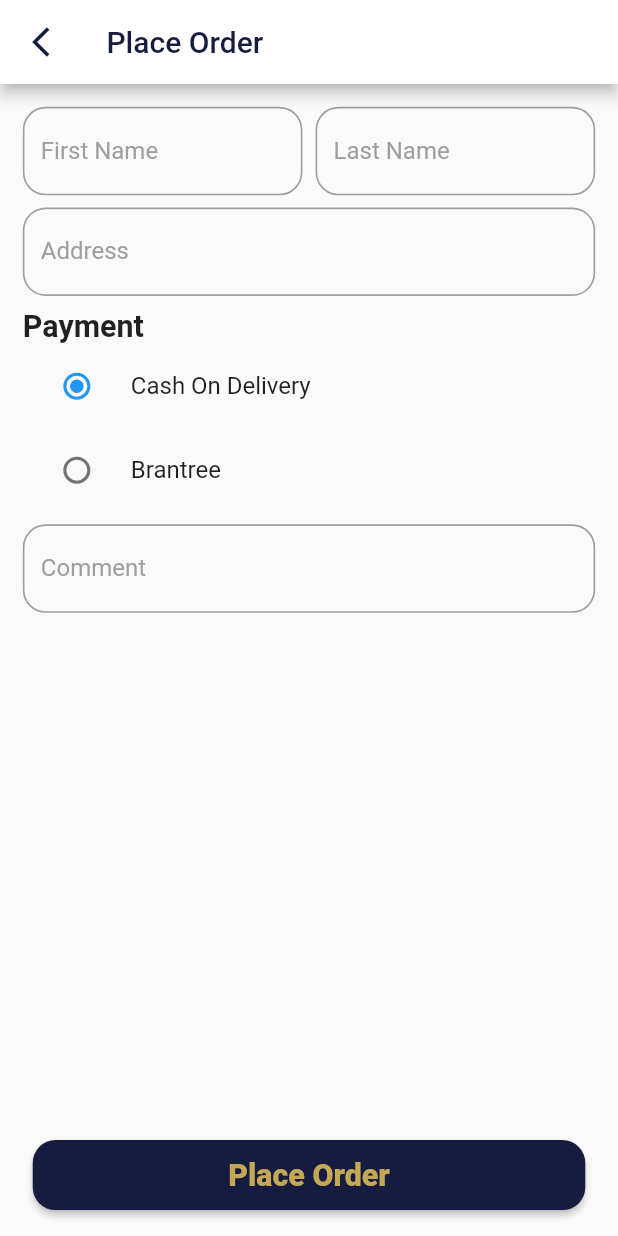
After one commit to obeidareda37/food_order, a Flutter app: the PlaceOrderScreen screen opened by its route, on a phone screen of 412 x 824 dp. The commit adds this screen. Run offline on Flutter 3.47's test engine with Material 2 defaults, Android fonts, the phone set to English and light mode, and no system bars; our stand-ins replace badges, cached_network_image, carousel_slider, cloud_firestore, easy_localization, email_validator and 9 more; missing offline and left inert: flutter_elegant_number_button; accounts and stored records are empty.

Commit message:
update placeOrder

```diff
--- a/lib/const/const_text.dart
+++ b/lib/const/const_text.dart
@@ -1,2 +1,12 @@
 const LOGOUT_TITLE = 'Logout!';
 const LOGOUT_CONTENT = 'Do you want to logout?';
+const COD_VAL = 'COD';
+const COD_TEXT ='Cash On Delivery';
+const BRAINTREE_VAL = 'Brantree';
+const BRAINTREE_TEXT = 'Brantree';
+const COMMENT_TEXT = 'Comment';
+const FIRST_NAME = 'First Name';
+const LAST_NAME = 'Last Name';
+const ADDRESS_TEXT = 'Address';
+const PAYMENT_TEXT = 'Payment';
+const PLACE_ORDER_TEXT = 'Place Order';
--- a/lib/const/reference_database.dart
+++ b/lib/const/reference_database.dart
@@ -2,3 +2,4 @@ const RESTAURANT_REF = 'Restaurant';
 const MOST_POPULAR_REF = 'MostPopular';
 const BEST_DEALS_REF = 'BestDeals';
 const CATEGORY_REF = 'Category';
+const ORDER_REF = 'Order';
--- a/lib/main.dart
+++ b/lib/main.dart
@@ -14,6 +14,7 @@ import 'package:fastfood_app/view/home_screens/food_list_screen.dart';
 import 'package:fastfood_app/view/home_screens/home_restaurant_page.dart';
 import 'package:fastfood_app/view/home_screens/home_screen.dart';
 import 'package:fastfood_app/view/onboarding_screen/onboarding_screen.dart';
+import 'package:fastfood_app/view/place_order_screen/place_order_screen.dart';
 import 'package:fastfood_app/view/splash_screen/splash_screen.dart';
 import 'package:firebase_core/firebase_core.dart';
 import 'package:flutter/material.dart';
@@ -69,6 +70,7 @@ class MyApp extends StatelessWidget {
             FoodListScreen.routeName: (context) => FoodListScreen(),
             FoodDetailsScreen.routeName: (context) => FoodDetailsScreen(),
             CartScreen.routeName: (context) => CartScreen(),
+            PlaceOrderScreen.routeName: (context) => PlaceOrderScreen(),
           },
           home: App(),
         ),
--- /dev/null
+++ b/lib/model/restaurant_model/order_model.dart
@@ -0,0 +1,78 @@
+import 'package:fastfood_app/model/restaurant_model/cart_model.dart';
+
+class OrderModel {
+  String? userId;
+  String? restaurantId;
+  String? userName;
+  String? userPhone;
+  String? shippingAddress;
+  String? comment;
+  String? orderNumber;
+  double? totalPayment;
+  double? finalPayment;
+  double? shippingCost;
+  double? discount;
+  bool? isCod = false;
+  int? orderStatus = 0;
+  int? createdDate = 0;
+  List<CartModel>? cartItemList = List.empty(growable: true);
+
+  OrderModel({
+    this.userId,
+    this.restaurantId,
+    this.userName,
+    this.userPhone,
+    this.shippingAddress,
+    this.comment,
+    this.orderNumber,
+    this.totalPayment,
+    this.finalPayment,
+    this.shippingCost,
+    this.discount,
+    this.isCod,
+    this.orderStatus,
+    this.createdDate,
+    this.cartItemList,
+  });
+
+  OrderModel.fromJson(Map<String, dynamic> json) {
+    userId = json['userId'];
+    restaurantId = json['restaurantId'];
+    userName = json['userName'];
+    userPhone = json['userPhone'];
+    shippingAddress = json['shippingAddress'];
+    comment = json['comment'];
+    orderNumber = json['orderNumber'];
+    totalPayment = double.parse(json['totalPayment'].toString());
+    finalPayment = double.parse(json['finalPayment'].toString());
+    shippingCost = double.parse(json['shippingCost'].toString());
+    discount = double.parse(json['discount'].toString());
+    isCod = json['isCod'] as bool;
+    orderStatus = int.parse(json['orderStatus'].toString());
+    if (json['cartItemList'] != null) {
+      json['cartItemList'].forEach((v) {
+        cartItemList!.add(CartModel.fromJson(v));
+      });
+    }
+  }
+
+  Map<String, dynamic> toJson() {
+    final data = Map<String, dynamic>();
+    data['userId'] = this.userId;
+    data['restaurantId'] = this.restaurantId;
+    data['userPhone'] = this.userPhone;
+    data['userName'] = this.userName;
+    data['shippingAddress'] = this.shippingAddress;
+    data['comment'] = this.comment;
+    data['orderNumber'] = this.orderNumber;
+    data['totalPayment'] = this.totalPayment;
+    data['finalPayment'] = this.finalPayment;
+    data['shippingCost'] = this.shippingCost;
+    data['discount'] = this.discount;
+    data['isCod'] = this.isCod;
+    data['orderStatus'] = this.orderStatus;
+    data['cartItemList'] = this.cartItemList!.map((e) => e.toJson()).toList();
+    data['createdDate'] = this.createdDate;
+    return data;
+  }
+}
--- a/lib/provider/cart_provider.dart
+++ b/lib/provider/cart_provider.dart
@@ -1,19 +1,28 @@
 import 'dart:convert';
+import 'dart:math';
 
 import 'package:fastfood_app/const/cart_consts.dart';
 import 'package:fastfood_app/helpers/auth_helpers.dart';
+import 'package:fastfood_app/helpers/firebase_realtime_helpers.dart';
 import 'package:fastfood_app/model/restaurant_model/cart_model.dart';
 import 'package:fastfood_app/model/restaurant_model/food_model.dart';
+import 'package:fastfood_app/model/restaurant_model/order_model.dart';
 import 'package:flutter/material.dart';
 import 'package:get_storage/get_storage.dart';
 
 class CartProvider with ChangeNotifier {
+  TextEditingController fNameController = TextEditingController();
+  TextEditingController lNameController = TextEditingController();
+  TextEditingController addressController = TextEditingController();
+  TextEditingController commentController = TextEditingController();
+  bool isSuccess = false;
+
   List<CartModel> cart = List<CartModel>.empty(growable: true);
   final box = GetStorage();
 
   getCart(String restaurantId) => cart.where((element) =>
       element.restaurantId == restaurantId &&
-      element.userUid == AuthHelpers.authHelpers.getUserId());
+      element.userUid == AuthHelpers.authHelpers.getUserId()).toList();
 
   addToCart(
     FoodModel foodModel,
@@ -109,9 +118,37 @@ class CartProvider with ChangeNotifier {
   //   }
   // }
 
+  restController() {
+    fNameController.clear();
+    lNameController.clear();
+    addressController.clear();
+    commentController.clear();
+  }
+
   getCartNeedUpdate(CartModel cartItem, String restaurantId) =>
       cart.firstWhere((element) =>
           element.id == cartItem.id &&
           element.restaurantId == restaurantId &&
           element.userUid == cartItem.userUid);
+
+  writeOrderToFirebase(OrderModel orderModel) async {
+    try {
+      await FirebaseRealTimeHelpers.realTimeHelpers
+          .writeOrderToFirebase(orderModel);
+      restController();
+      isSuccess = true;
+      notifyListeners();
+    } on Exception catch (e) {
+      isSuccess = false;
+      notifyListeners();
+    }
+  }
+
+  int createOrderNumber(int original) {
+    return original + new Random().nextInt(1000);
+  }
+
+  double calculateFinalPayment(double subTotal, double discount) {
+    return subTotal - (subTotal * (discount / 100));
+  }
 }
--- /dev/null
+++ b/lib/view/place_order_screen/place_order_screen.dart
@@ -0,0 +1,272 @@
+import 'package:fastfood_app/const/colors.dart';
+import 'package:fastfood_app/const/const_text.dart';
+import 'package:fastfood_app/model/restaurant_model/order_model.dart';
+import 'package:fastfood_app/provider/cart_provider.dart';
+import 'package:fastfood_app/provider/restaurnt_provider.dart';
+import 'package:fastfood_app/service/custom_dialog.dart';
+import 'package:fastfood_app/service/route_helpers.dart';
+import 'package:fastfood_app/service/server_item_offset.dart';
+import 'package:fastfood_app/widget/custom_button/custom_button_widget.dart';
+import 'package:fastfood_app/widget/custom_text.dart';
+import 'package:fastfood_app/widget/custom_text_field/custom_text_field.dart';
+import 'package:flutter/cupertino.dart';
+import 'package:flutter/material.dart';
+import 'package:flutter_screenutil/flutter_screenutil.dart';
+import 'package:provider/provider.dart';
+
+class PlaceOrderScreen extends StatefulWidget {
+  static const routeName = 'PlaceOrderScreen';
+  var paymentSelected = 'COD';
+
+  @override
+  State<PlaceOrderScreen> createState() => _PlaceOrderScreenState();
+}
+
+class _PlaceOrderScreenState extends State<PlaceOrderScreen> {
+  FocusNode? fNameFocusNode;
+  FocusNode? lNameFocusNode;
+  FocusNode? addressFocusNode;
+  FocusNode? commentFocusNode;
+  GlobalKey<FormState> formKey = GlobalKey<FormState>();
+
+  void _requestFocus(focus) {
+    setState(() {
+      FocusScope.of(context).requestFocus(focus);
+    });
+  }
+
+  @override
+  void initState() {
+    super.initState();
+    fNameFocusNode = FocusNode();
+    lNameFocusNode = FocusNode();
+    addressFocusNode = FocusNode();
+    commentFocusNode = FocusNode();
+  }
+
+  @override
+  Widget build(BuildContext context) {
+    return SafeArea(
+      child: Consumer2<CartProvider, RestaurantProvider>(
+        builder: (context, cartProvider, restProvider, x) {
+          return Scaffold(
+            appBar: AppBar(
+              backgroundColor: Colors.white,
+              title: CustomText(
+                text: PLACE_ORDER_TEXT,
+                colorText: ColorConst.primaryColor,
+              ),
+              leading: IconButton(
+                onPressed: () {
+                  RouteHelper.routeHelper.back();
+                },
+                icon: Icon(
+                  Icons.arrow_back_ios_outlined,
+                  color: ColorConst.primaryColor,
+                ),
+              ),
+              leadingWidth: 50.w,
+            ),
+            body: Form(
+              key: formKey,
+              child: Padding(
+                padding: EdgeInsets.all(15.h),
+                child: Column(
+                  crossAxisAlignment: CrossAxisAlignment.start,
+                  children: [
+                    Row(
+                      children: [
+                        Expanded(
+                          child: CustomTextFormField(
+                            controller: cartProvider.fNameController,
+
+                            onChange: (value) {},
+                            borderRadius: 15.r,
+                            labelText: FIRST_NAME,
+                            requestFocus: () {
+                              _requestFocus(fNameFocusNode);
+                            },
+                            // controller: provider.emailController,
+                            myFocusNode: fNameFocusNode,
+                            validate: (value) {
+                              if (value!.isEmpty || value == '') {
+                                return 'Please Enter First Name';
+                              }
+
+                              return null;
+                            },
+                          ),
+                        ),
+                        SizedBox(
+                          width: 8.w,
+                        ),
+                        Expanded(
+                          child: CustomTextFormField(
+                            controller: cartProvider.lNameController,
+
+                            onChange: (value) {},
+                            borderRadius: 15.r,
+                            labelText: LAST_NAME,
+                            requestFocus: () {
+                              _requestFocus(lNameFocusNode);
+                            },
+                            // controller: provider.emailController,
+                            myFocusNode: lNameFocusNode,
+                            validate: (value) {
+                              if (value!.isEmpty || value == '') {
+                                return 'Please Enter last Name';
+                              }
+                              return null;
+                            },
+                          ),
+                        ),
+                      ],
+                    ),
+                    SizedBox(
+                      height: 8.h,
+                    ),
+                    Column(
+                      crossAxisAlignment: CrossAxisAlignment.start,
+                      children: [
+                        CustomTextFormField(
+                          controller: cartProvider.addressController,
+                          onChange: (value) {},
+                          borderRadius: 15.r,
+                          labelText: ADDRESS_TEXT,
+                          requestFocus: () {
+                            _requestFocus(addressFocusNode);
+                          },
+                          // controller: provider.emailController,
+                          myFocusNode: addressFocusNode,
+                          validate: (value) {
+                            if (value!.isEmpty || value == '') {
+                              return 'Please Enter Your Address';
+                            }
+
+                            return null;
+                          },
+                        ),
+                      ],
+                    ),
+                    SizedBox(
+                      height: 8.h,
+                    ),
+                    Column(
+                      crossAxisAlignment: CrossAxisAlignment.start,
+                      children: [
+                        CustomText(
+                          text: PAYMENT_TEXT,
+                          textAlign: TextAlign.start,
+                          fontWeight: FontWeight.bold,
+                          fontSize: 20.sp,
+                        ),
+                        RadioListTile<String>(
+                            title: CustomText(
+                              text: COD_TEXT,
+                            ),
+                            value: COD_VAL,
+                            groupValue: widget.paymentSelected,
+                            onChanged: (String? value) {
+                              widget.paymentSelected = value!;
+                              setState(() {});
+                            }),
+                        RadioListTile<String>(
+                            title: CustomText(
+                              text: BRAINTREE_TEXT,
+                            ),
+                            value: BRAINTREE_VAL,
+                            groupValue: widget.paymentSelected,
+                            onChanged: (String? value) {
+                              widget.paymentSelected = value!;
+                              setState(() {});
+                            })
+                      ],
+                    ),
+                    SizedBox(
+                      height: 8.h,
+                    ),
+                    Column(
+                      crossAxisAlignment: CrossAxisAlignment.start,
+                      children: [
+                        CustomTextFormField(
+                          controller: cartProvider.commentController,
+                          onChange: (value) {},
+                          borderRadius: 15.r,
+                          labelText: COMMENT_TEXT,
+                          requestFocus: () {
+                            _requestFocus(commentFocusNode);
+                          },
+                          // controller: provider.emailController,
+                          myFocusNode: commentFocusNode,
+                          validate: (value) {},
+                        ),
+                      ],
+                    ),
+                    Spacer(),
+                    Container(
+                      padding:
+                          EdgeInsets.symmetric(vertical: 2.h, horizontal: 6.w),
+                      width: double.infinity,
+                      height: 50.h,
+                      child: CustomButtonWidget(
+                        onPressed: () async {
+                          var serverTime = await getServerTimeOffset();
+                          var restaurantId =
+                              restProvider.selectedRestaurant!.restaurantId!;
+                          if (formKey.currentState!.validate()) {
+                            var order = OrderModel(
+                              userPhone: '',
+                              restaurantId: restaurantId,
+                              cartItemList: cartProvider.getCart(restaurantId),
+                              comment: cartProvider.commentController.text,
+                              discount: 0,
+                              userName:
+                                  '${cartProvider.fNameController.text} ${cartProvider.lNameController.text}',
+                              shippingAddress:
+                                  cartProvider.addressController.text,
+                              orderNumber: cartProvider
+                                  .createOrderNumber(serverTime)
+                                  .toString(),
+                              totalPayment:
+                                  cartProvider.getSubTotal(restaurantId),
+                              finalPayment: cartProvider.calculateFinalPayment(
+                                  cartProvider.getSubTotal(restaurantId), 0),
+                              shippingCost:
+                                  cartProvider.getShippingFee(restaurantId),
+                              isCod: widget.paymentSelected == COD_VAL
+                                  ? true
+                                  : false,
+                              orderStatus: 0,
+                              createdDate: serverTime,
+                            );
+                            print('x');
+                            cartProvider.writeOrderToFirebase(order);
+                            // if (cartProvider.isSuccess) {
+                            //   CustomDialog.customDialog.showCustomDialog(
+                            //     title: 'order Success',
+                            //     message: 'Your order has been placed',
+                            //   );
+                            // } else {
+                            //   CustomDialog.customDialog.showCustomDialog(
+                            //     title: 'order failed',
+                            //     message: 'Your order submit failed',
+                            //   );
+                            // }
+                            return;
+                          } else {
+                            print('faild');
+                          }
+                        },
+                        text: PLACE_ORDER_TEXT,
+                      ),
+                    ),
+                  ],
+                ),
+              ),
+            ),
+          );
+        },
+      ),
+    );
+  }
+}
```
Also changed, not shown: lib/helpers/firebase_realtime_helpers.dart (+17 -0 lines), lib/service/server_item_offset.dart (added, +17 -0 lines), lib/view/cart_screen/cart_screen.dart (+18 -0 lines), lib/view/drawer/menu_drawer.dart (+17 -0 lines).
